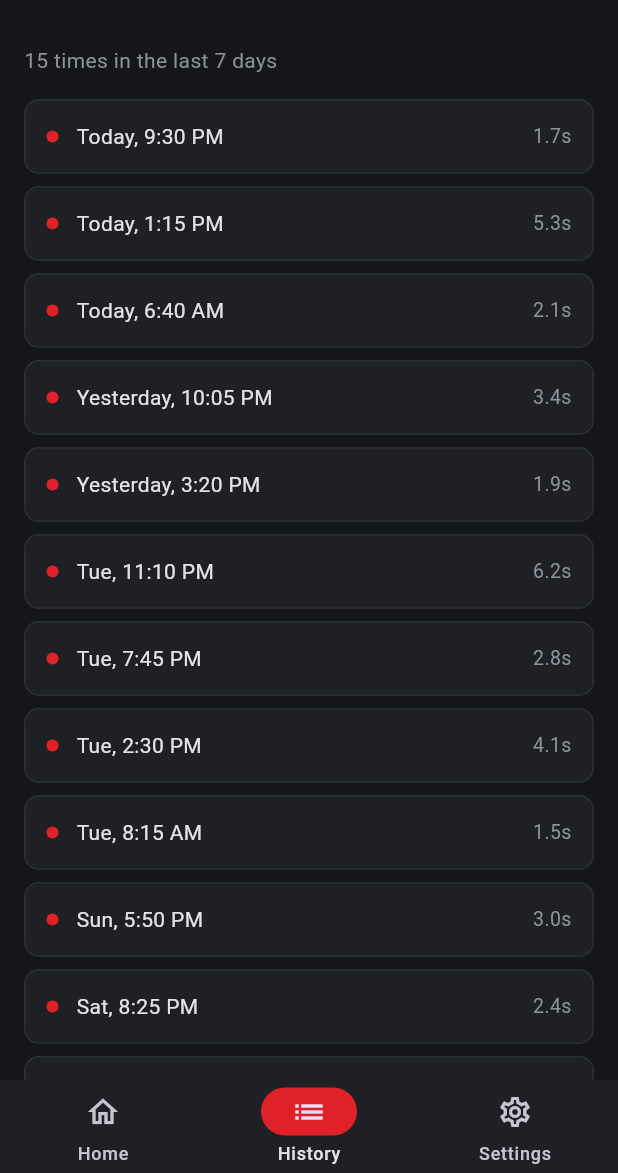
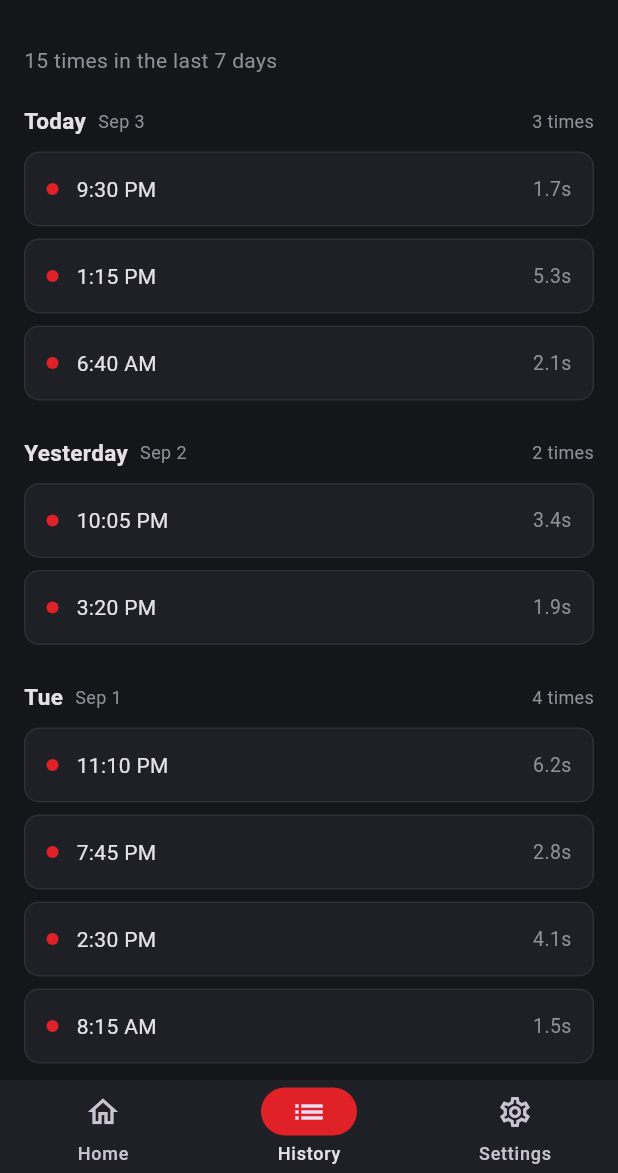
Before and after one commit to Abbwie/Drowsiness-Detector-Aralinks-ShowcACE-2025, a Flutter app: the HomeShell screen opened directly, item 2 of the bottom bar chosen, on a phone screen of 412 x 824 dp, the part 63-1236 px from its top. Run offline on Flutter 3.47's test engine with Material 3 defaults, Android fonts, the phone set to English and light mode, and no system bars.

Commit message:
grouped history

```diff
--- a/vigiwatch_app/lib/history_page.dart
+++ b/vigiwatch_app/lib/history_page.dart
@@ -8,6 +8,14 @@ class HistoryPage extends StatelessWidget {
 
   @override
   Widget build(BuildContext context) {
+    // Group the events under the day they happened.
+    final byDay = <DateTime, List<DrowsyEvent>>{};
+    for (final e in events) {
+      final day = DateTime(e.time.year, e.time.month, e.time.day);
+      byDay.putIfAbsent(day, () => []).add(e);
+    }
+    final days = byDay.keys.toList()..sort((a, b) => b.compareTo(a));
+
     return ListView(
       padding: const EdgeInsets.all(16),
       children: [
@@ -15,9 +23,45 @@ class HistoryPage extends StatelessWidget {
           '${events.length} times in the last 7 days',
           style: const TextStyle(color: muted),
         ),
-        const SizedBox(height: 16),
-        for (final e in events) EventTile(event: e),
+        const SizedBox(height: 20),
+        for (final day in days) ...[
+          _DayHeader(day: day, count: byDay[day]!.length),
+          for (final e in byDay[day]!) EventTile(event: e, showDay: false),
+          const SizedBox(height: 16),
+        ],
       ],
     );
   }
 }
+
+class _DayHeader extends StatelessWidget {
+  final DateTime day;
+  final int count;
+
+  const _DayHeader({required this.day, required this.count});
+
+  @override
+  Widget build(BuildContext context) {
+    return Padding(
+      padding: const EdgeInsets.only(bottom: 10),
+      child: Row(
+        children: [
+          Text(
+            formatDay(day),
+            style: const TextStyle(fontSize: 15, fontWeight: FontWeight.w600),
+          ),
+          const SizedBox(width: 8),
+          Text(
+            formatDate(day),
+            style: const TextStyle(fontSize: 12, color: muted),
+          ),
+          const Spacer(),
+          Text(
+            count == 1 ? '1 time' : '$count times',
+            style: const TextStyle(fontSize: 12, color: muted),
+          ),
+        ],
+      ),
+    );
+  }
+}
--- a/vigiwatch_app/lib/widgets.dart
+++ b/vigiwatch_app/lib/widgets.dart
@@ -3,6 +3,12 @@ import 'mock_data.dart';
 import 'theme.dart';
 
 const _days = ['Mon', 'Tue', 'Wed', 'Thu', 'Fri', 'Sat', 'Sun'];
+const _months = [
+  'Jan', 'Feb', 'Mar', 'Apr', 'May', 'Jun',
+  'Jul', 'Aug', 'Sep', 'Oct', 'Nov', 'Dec'
+];
+
+String formatDate(DateTime t) => '${_months[t.month - 1]} ${t.day}';
 
 String formatTime(DateTime t) {
   final h = t.hour % 12 == 0 ? 12 : t.hour % 12;
```
